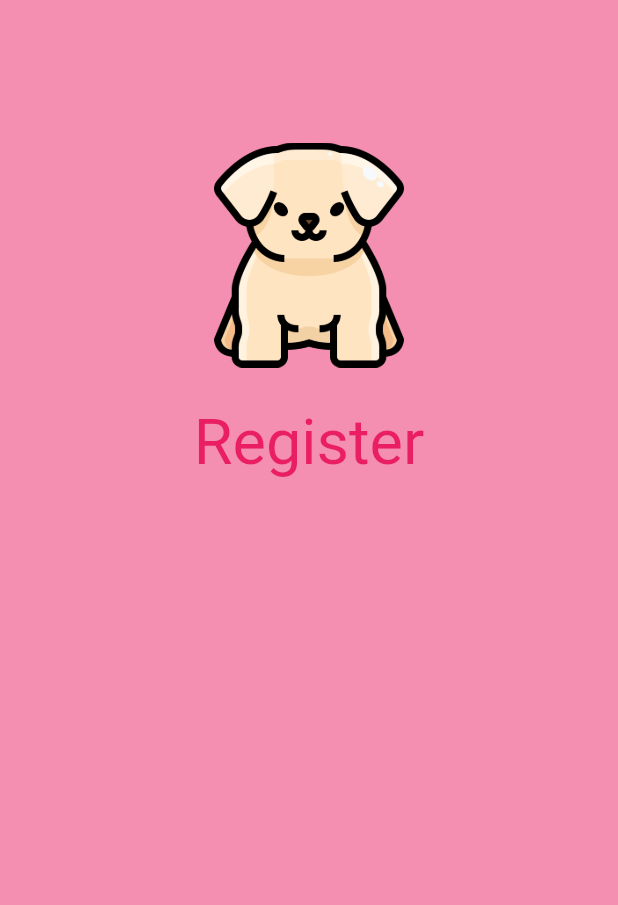
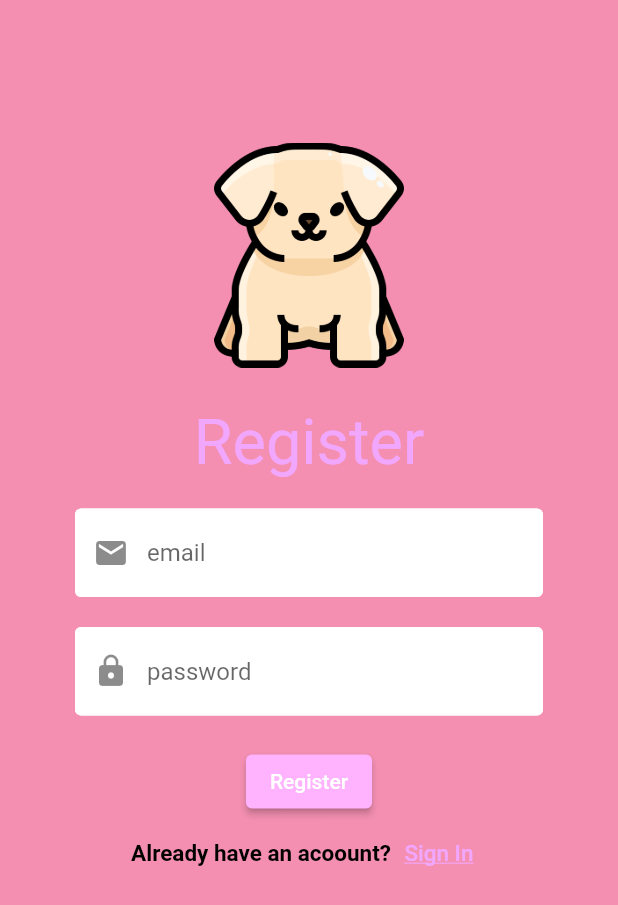
Before and after one commit to SKTDeveloper99/fifi_flutter_project, a Flutter app: the screen it shows after launch, on a phone screen of 412 x 824 dp. Shown: the top 905 px of the screen. Run offline on Flutter 3.47's test engine with Material 2 defaults, Android fonts, the phone set to English and light mode, and no system bars; our stand-ins replace animated_splash_screen, lottie.

Commit message:
register page completed

```diff
--- /dev/null
+++ b/lib/components/text_input_decoration.dart
@@ -0,0 +1,23 @@
+import 'package:flutter/material.dart';
+
+const textInputDecoration = InputDecoration(
+  fillColor: Colors.white,
+  filled: true,
+  enabledBorder: OutlineInputBorder(
+    borderSide:  BorderSide(
+      color: Colors.white,
+      width: 2.0
+    )
+  ),
+
+  focusedBorder: OutlineInputBorder(
+    borderSide: BorderSide(
+      color: Color(0xFFF2A7FF),
+      width: 4.0
+    )
+  )
+
+
+
+
+);
--- a/lib/screens/register.dart
+++ b/lib/screens/register.dart
@@ -1,3 +1,4 @@
+import 'package:fifi_flutter_project/components/text_input_decoration.dart';
 import 'package:flutter/material.dart';
 
 class Register extends StatefulWidget {
@@ -27,7 +28,7 @@ class _RegisterState extends State<Register> {
       body: Container(
         padding: const EdgeInsets.symmetric(horizontal: 50, vertical: 20),
         child: Form(
-          key: ,
+          key: _formKey,
           child: Center(
             child: Column(
               children: [
@@ -43,11 +44,84 @@ class _RegisterState extends State<Register> {
                   textAlign: TextAlign.center,
                   style: TextStyle(
                     fontSize: 42,
-                    color: Colors.pink,
+                    color: Color(0xFFF2A7FF),
                   ),
                 ),
                 const SizedBox(height: 20),
+                TextFormField(
+                  decoration: textInputDecoration.copyWith(
+                    hintText: 'email',
+                    prefixIcon: const Icon(Icons.email)
+                  ),
+                  validator: (val) => val!.isEmpty ? "Enter an email" : null,
+                  onChanged: (val){
+                    email = val;
+                  },
+                ),
+                const SizedBox(height: 20),
+                TextFormField(
+                  decoration: textInputDecoration.copyWith(
+                    hintText: "password",
+                    prefixIcon: const Icon(Icons.lock)
+                  ),
+                  validator:(val) => val!.length  < 6 ? "Enter an password 6+ characters long" : null,
+                  obscureText: true,
+                  onChanged: (val){
+                    setState(() {
+                      password = val;
+                    });
+                  },
+                ),
+                const SizedBox(height: 20),
+                ElevatedButton(
+                    onPressed: (){
 
+                    },
+                  child: const Text(
+                    "Register",
+                    style: TextStyle(
+                      color: Colors.white,
+                    ),
+                  ),
+                  style: ButtonStyle(
+                    backgroundColor: MaterialStateProperty.all(const Color(
+                        0xFFFFB3FE))
+                  ),
+                ),
+                Row(
+                  mainAxisAlignment: MainAxisAlignment.center,
+                  crossAxisAlignment: CrossAxisAlignment.center,
+                  children: [
+                    const SizedBox(height: 20),
+                    const Text(
+                      "Already have an acoount?",
+                      style: TextStyle(
+                        color: Colors.black,
+                        fontSize: 15,
+                        fontWeight: FontWeight.bold
+                      ),
+                    ),
+                    TextButton(
+                        onPressed: (){
+                        },
+                      child: const Text(
+                        "Sign In",
+                        style: TextStyle(
+                          color: Color(0xFFF2A7FF),
+                          fontSize: 15,
+                          decoration: TextDecoration.underline,
+                        ),
+                      ),
+                    ),
+                  ],
+                ),
+                Text(
+                  error,
+                  style: const TextStyle(
+                    color: Colors.red,
+                    fontSize: 14,
+                  ),
+                )
               ],
             ),
           ),
```
